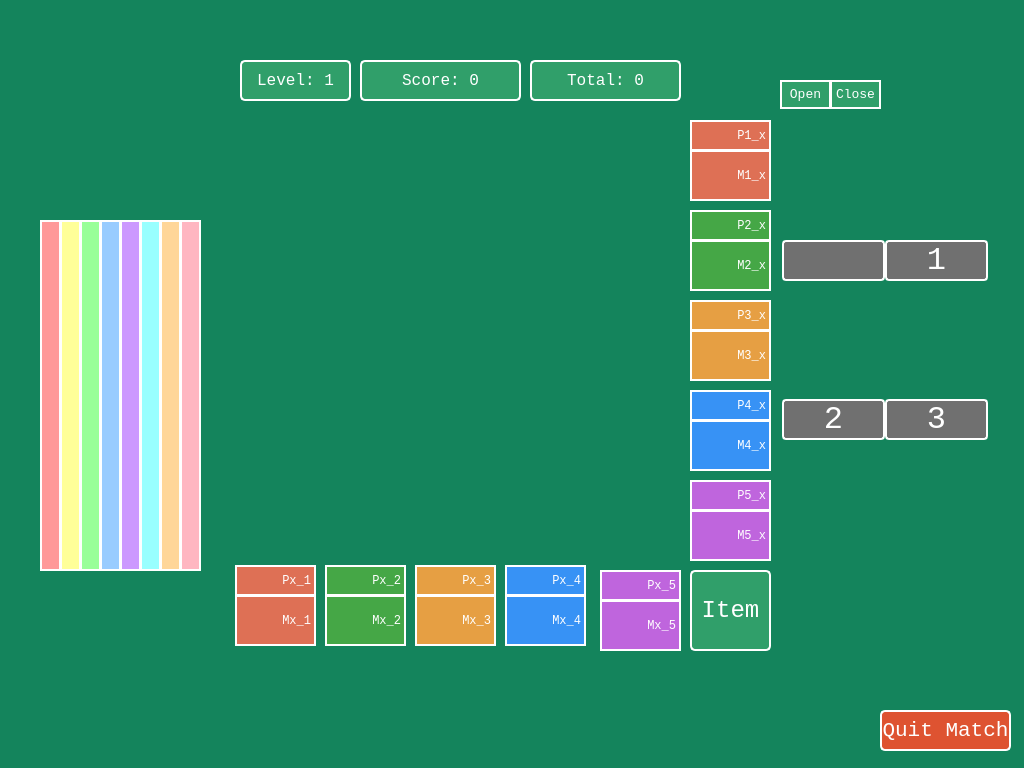
The window that VOF-Client-Desktop/Match.ui (SBEmafph/voltorbflip-clone) describes before a commit, drawn with Qt 5.
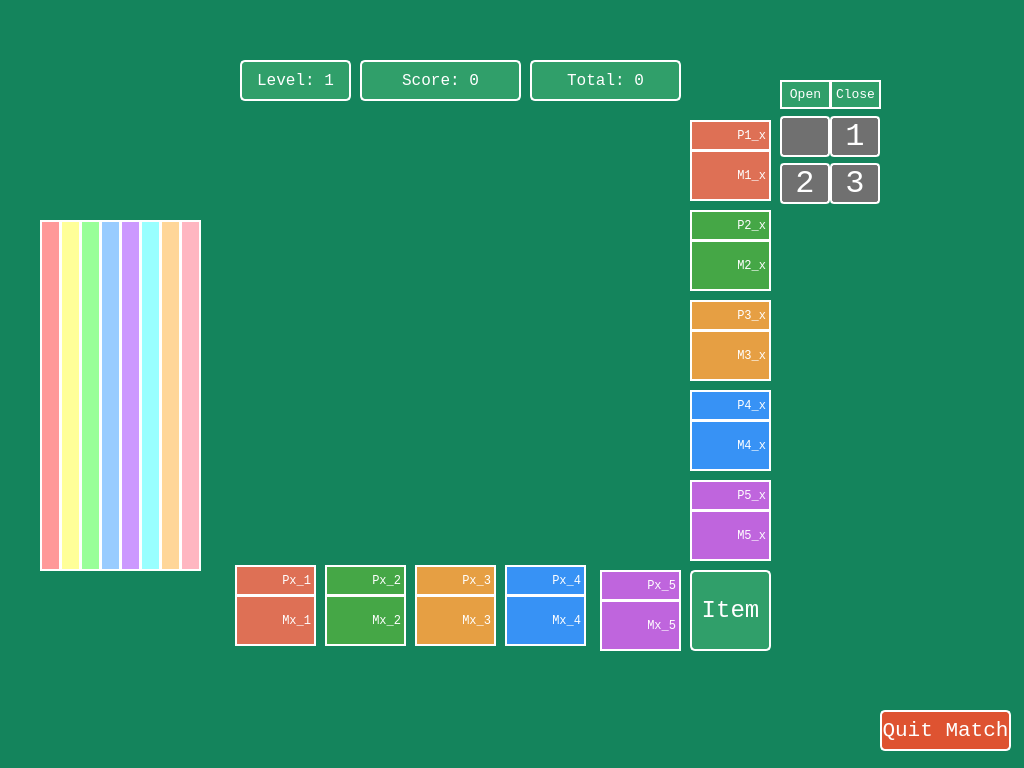
The same window after the commit. Icons and pictures are not drawn.

The edit to the form file:
```diff
--- a/VOF-Client-Desktop/Match.ui
+++ b/VOF-Client-Desktop/Match.ui
@@ -482,259 +482,6 @@
    <zorder>score_P3</zorder>
    <zorder>score_P6</zorder>
   </widget>
-  <widget class="QWidget" name="memoPlayers" native="true">
-   <property name="geometry">
-    <rect>
-     <x>780</x>
-     <y>120</y>
-     <width>210</width>
-     <height>440</height>
-    </rect>
-   </property>
-   <property name="sizePolicy">
-    <sizepolicy hsizetype="Minimum" vsizetype="Minimum">
-     <horstretch>0</horstretch>
-     <verstretch>0</verstretch>
-    </sizepolicy>
-   </property>
-   <property name="minimumSize">
-    <size>
-     <width>210</width>
-     <height>440</height>
-    </size>
-   </property>
-   <property name="baseSize">
-    <size>
-     <width>210</width>
-     <height>540</height>
-    </size>
-   </property>
-   <layout class="QGridLayout" name="gridLayout_3">
-    <property name="leftMargin">
-     <number>1</number>
-    </property>
-    <property name="topMargin">
-     <number>1</number>
-    </property>
-    <property name="rightMargin">
-     <number>1</number>
-    </property>
-    <property name="bottomMargin">
-     <number>1</number>
-    </property>
-    <property name="spacing">
-     <number>1</number>
-    </property>
-    <item row="0" column="0" colspan="2">
-     <layout class="QGridLayout" name="enemyGrid" rowstretch="0" columnstretch="0">
-      <property name="leftMargin">
-       <number>1</number>
-      </property>
-      <property name="topMargin">
-       <number>1</number>
-      </property>
-      <property name="rightMargin">
-       <number>1</number>
-      </property>
-      <property name="bottomMargin">
-       <number>1</number>
-      </property>
-      <property name="spacing">
-       <number>10</number>
-      </property>
-      <item row="0" column="0">
-       <widget class="QWidget" name="memo" native="true">
-        <property name="sizePolicy">
-         <sizepolicy hsizetype="Minimum" vsizetype="Minimum">
-          <horstretch>0</horstretch>
-          <verstretch>0</verstretch>
-         </sizepolicy>
-        </property>
-        <layout class="QGridLayout" name="gridLayout_4">
-         <property name="leftMargin">
-          <number>0</number>
-         </property>
-         <property name="topMargin">
-          <number>0</number>
-         </property>
-         <property name="rightMargin">
-          <number>0</number>
-         </property>
-         <property name="bottomMargin">
-          <number>0</number>
-         </property>
-         <property name="spacing">
-          <number>0</number>
-         </property>
-         <item row="2" column="0">
-          <widget class="QPushButton" name="Memo2Btn">
-           <property name="font">
-            <font>
-             <family>Consolas</family>
-             <pointsize>24</pointsize>
-            </font>
-           </property>
-           <property name="styleSheet">
-            <string notr="true">QPushButton { /*Nicht ausgewählt*/
-    background-color: #707070; /*Grau*/
-    color: white;
-    border: 2px solid #ffffff;
-	border-radius: 4px;
-}
-
-QPushButton:hover {
-    background-color: #808080;
-}
-
-QPushButton:checked {
-    background-color: #309F6A; /*Grün*/
-    border: 2px solid #E3B448; /* Gold*/
-}
-
-QPushButton:checked:hover {
-    background-color: #3cb079;
-}</string>
-           </property>
-           <property name="text">
-            <string>2</string>
-           </property>
-           <property name="checkable">
-            <bool>true</bool>
-           </property>
-          </widget>
-         </item>
-         <item row="2" column="1">
-          <widget class="QPushButton" name="Memo3Btn">
-           <property name="font">
-            <font>
-             <family>Consolas</family>
-             <pointsize>24</pointsize>
-            </font>
-           </property>
-           <property name="styleSheet">
-            <string notr="true">QPushButton { /*Nicht ausgewählt*/
-    background-color: #707070; /*Grau*/
-    color: white;
-    border: 2px solid #ffffff;
-	border-radius: 4px;
-}
-
-QPushButton:hover {
-    background-color: #808080;
-}
-
-QPushButton:checked {
-    background-color: #309F6A; /*Grün*/
-    border: 2px solid #E3B448; /* Gold*/
-}
-
-QPushButton:checked:hover {
-    background-color: #3cb079;
-}</string>
-           </property>
-           <property name="text">
-            <string>3</string>
-           </property>
-           <property name="checkable">
-            <bool>true</bool>
-           </property>
-          </widget>
-         </item>
-         <item row="1" column="0">
-          <widget class="QPushButton" name="Memo0OrbBtn">
-           <property name="sizePolicy">
-            <sizepolicy hsizetype="Minimum" vsizetype="Minimum">
-             <horstretch>0</horstretch>
-             <verstretch>0</verstretch>
-            </sizepolicy>
-           </property>
-           <property name="styleSheet">
-            <string notr="true">QPushButton { /*Nicht ausgewählt*/
-    background-color: #707070; /*Grau*/
-    color: white;
-    border: 2px solid #ffffff;
-	border-radius: 4px;
-}
-
-QPushButton:hover {
-    background-color: #808080;
-}
-
-QPushButton:checked {
-    background-color: #309F6A; /*Grün*/
-    border: 2px solid #E3B448; /* Gold*/
-}
-
-QPushButton:checked:hover {
-    background-color: #3cb079;
-}</string>
-           </property>
-           <property name="text">
-            <string/>
-           </property>
-           <property name="icon">
-            <iconset>
-             <normalon>:/images/images/Voltorb.png</normalon>
-            </iconset>
-           </property>
-           <property name="iconSize">
-            <size>
-             <width>40</width>
-             <height>40</height>
-            </size>
-           </property>
-           <property name="checkable">
-            <bool>true</bool>
-           </property>
-          </widget>
-         </item>
-         <item row="1" column="1">
-          <widget class="QPushButton" name="Memo1Btn">
-           <property name="font">
-            <font>
-             <family>Consolas</family>
-             <pointsize>24</pointsize>
-            </font>
-           </property>
-           <property name="mouseTracking">
-            <bool>true</bool>
-           </property>
-           <property name="styleSheet">
-            <string notr="true">QPushButton { /*Nicht ausgewählt*/
-    background-color: #707070; /*Grau*/
-    color: white;
-    border: 2px solid #ffffff;
-	border-radius: 4px;
-}
-
-QPushButton:hover {
-    background-color: #808080;
-}
-
-QPushButton:checked {
-    background-color: #309F6A; /*Grün*/
-    border: 2px solid #E3B448; /* Gold*/
-}
-
-QPushButton:checked:hover {
-    background-color: #3cb079;
-}</string>
-           </property>
-           <property name="text">
-            <string>1</string>
-           </property>
-           <property name="checkable">
-            <bool>true</bool>
-           </property>
-          </widget>
-         </item>
-        </layout>
-       </widget>
-      </item>
-     </layout>
-    </item>
-   </layout>
-  </widget>
   <widget class="QWidget" name="game" native="true">
    <property name="geometry">
     <rect>
@@ -1689,6 +1436,265 @@
      <height>771</height>
     </rect>
    </property>
+   <widget class="QWidget" name="memo" native="true">
+    <property name="geometry">
+     <rect>
+      <x>780</x>
+      <y>110</y>
+      <width>100</width>
+      <height>100</height>
+     </rect>
+    </property>
+    <property name="sizePolicy">
+     <sizepolicy hsizetype="Minimum" vsizetype="Minimum">
+      <horstretch>0</horstretch>
+      <verstretch>0</verstretch>
+     </sizepolicy>
+    </property>
+    <layout class="QGridLayout" name="gridLayout_4">
+     <property name="leftMargin">
+      <number>0</number>
+     </property>
+     <property name="topMargin">
+      <number>0</number>
+     </property>
+     <property name="rightMargin">
+      <number>0</number>
+     </property>
+     <property name="bottomMargin">
+      <number>0</number>
+     </property>
+     <property name="spacing">
+      <number>0</number>
+     </property>
+     <item row="2" column="0">
+      <widget class="QPushButton" name="Memo2Btn">
+       <property name="font">
+        <font>
+         <family>Consolas</family>
+         <pointsize>24</pointsize>
+        </font>
+       </property>
+       <property name="styleSheet">
+        <string notr="true">QPushButton { /*Nicht ausgewählt*/
+    background-color: #707070; /*Grau*/
+    color: white;
+    border: 2px solid #ffffff;
+	border-radius: 4px;
+}
+
+QPushButton:hover {
+    background-color: #808080;
+}
+
+QPushButton:checked {
+    background-color: #309F6A; /*Grün*/
+    border: 2px solid #E3B448; /* Gold*/
+}
+
+QPushButton:checked:hover {
+    background-color: #3cb079;
+}</string>
+       </property>
+       <property name="text">
+        <string>2</string>
+       </property>
+       <property name="checkable">
+        <bool>true</bool>
+       </property>
+      </widget>
+     </item>
+     <item row="2" column="1">
+      <widget class="QPushButton" name="Memo3Btn">
+       <property name="font">
+        <font>
+         <family>Consolas</family>
+         <pointsize>24</pointsize>
+        </font>
+       </property>
+       <property name="styleSheet">
+        <string notr="true">QPushButton { /*Nicht ausgewählt*/
+    background-color: #707070; /*Grau*/
+    color: white;
+    border: 2px solid #ffffff;
+	border-radius: 4px;
+}
+
+QPushButton:hover {
+    background-color: #808080;
+}
+
+QPushButton:checked {
+    background-color: #309F6A; /*Grün*/
+    border: 2px solid #E3B448; /* Gold*/
+}
+
+QPushButton:checked:hover {
+    background-color: #3cb079;
+}</string>
+       </property>
+       <property name="text">
+        <string>3</string>
+       </property>
+       <property name="checkable">
+        <bool>true</bool>
+       </property>
+      </widget>
+     </item>
+     <item row="1" column="0">
+      <widget class="QPushButton" name="Memo0OrbBtn">
+       <property name="sizePolicy">
+        <sizepolicy hsizetype="Minimum" vsizetype="Minimum">
+         <horstretch>0</horstretch>
+         <verstretch>0</verstretch>
+        </sizepolicy>
+       </property>
+       <property name="styleSheet">
+        <string notr="true">QPushButton { /*Nicht ausgewählt*/
+    background-color: #707070; /*Grau*/
+    color: white;
+    border: 2px solid #ffffff;
+	border-radius: 4px;
+}
+
+QPushButton:hover {
+    background-color: #808080;
+}
+
+QPushButton:checked {
+    background-color: #309F6A; /*Grün*/
+    border: 2px solid #E3B448; /* Gold*/
+}
+
+QPushButton:checked:hover {
+    background-color: #3cb079;
+}</string>
+       </property>
+       <property name="text">
+        <string/>
+       </property>
+       <property name="icon">
+        <iconset>
+         <normalon>:/images/images/Voltorb.png</normalon>
+        </iconset>
+       </property>
+       <property name="iconSize">
+        <size>
+         <width>40</width>
+         <height>40</height>
+        </size>
+       </property>
+       <property name="checkable">
+        <bool>true</bool>
+       </property>
+      </widget>
+     </item>
+     <item row="1" column="1">
+      <widget class="QPushButton" name="Memo1Btn">
+       <property name="font">
+        <font>
+         <family>Consolas</family>
+         <pointsize>24</pointsize>
+        </font>
+       </property>
+       <property name="mouseTracking">
+        <bool>true</bool>
+       </property>
+       <property name="styleSheet">
+        <string notr="true">QPushButton { /*Nicht ausgewählt*/
+    background-color: #707070; /*Grau*/
+    color: white;
+    border: 2px solid #ffffff;
+	border-radius: 4px;
+}
+
+QPushButton:hover {
+    background-color: #808080;
+}
+
+QPushButton:checked {
+    background-color: #309F6A; /*Grün*/
+    border: 2px solid #E3B448; /* Gold*/
+}
+
+QPushButton:checked:hover {
+    background-color: #3cb079;
+}</string>
+       </property>
+       <property name="text">
+        <string>1</string>
+       </property>
+       <property name="checkable">
+        <bool>true</bool>
+       </property>
+      </widget>
+     </item>
+    </layout>
+   </widget>
+   <widget class="QWidget" name="memoPlayers" native="true">
+    <property name="geometry">
+     <rect>
+      <x>780</x>
+      <y>210</y>
+      <width>210</width>
+      <height>440</height>
+     </rect>
+    </property>
+    <property name="sizePolicy">
+     <sizepolicy hsizetype="Minimum" vsizetype="Minimum">
+      <horstretch>0</horstretch>
+      <verstretch>0</verstretch>
+     </sizepolicy>
+    </property>
+    <property name="minimumSize">
+     <size>
+      <width>210</width>
+      <height>440</height>
+     </size>
+    </property>
+    <property name="baseSize">
+     <size>
+      <width>210</width>
+      <height>540</height>
+     </size>
+    </property>
+    <layout class="QGridLayout" name="gridLayout_3">
+     <property name="leftMargin">
+      <number>1</number>
+     </property>
+     <property name="topMargin">
+      <number>1</number>
+     </property>
+     <property name="rightMargin">
+      <number>1</number>
+     </property>
+     <property name="bottomMargin">
+      <number>1</number>
+     </property>
+     <property name="spacing">
+      <number>1</number>
+     </property>
+     <item row="0" column="0" colspan="2">
+      <layout class="QGridLayout" name="enemyGrid" rowstretch="0" columnstretch="0">
+       <property name="leftMargin">
+        <number>1</number>
+       </property>
+       <property name="topMargin">
+        <number>1</number>
+       </property>
+       <property name="rightMargin">
+        <number>1</number>
+       </property>
+       <property name="bottomMargin">
+        <number>1</number>
+       </property>
+       <property name="spacing">
+        <number>10</number>
+       </property>
+      </layout>
+     </item>
+    </layout>
+   </widget>
   </widget>
   <zorder>widget</zorder>
   <zorder>game</zorder>
```
Left out of the diff: 1 changed line with no effect on the pictures.
